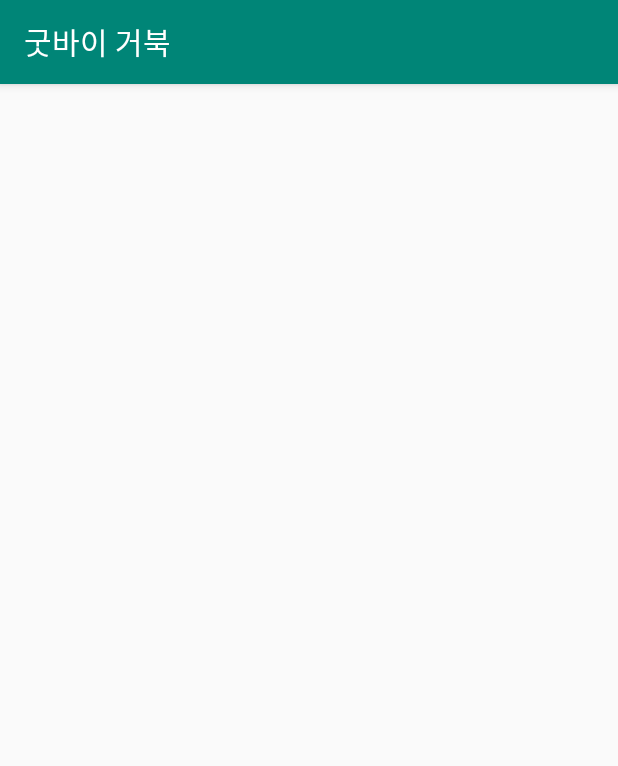
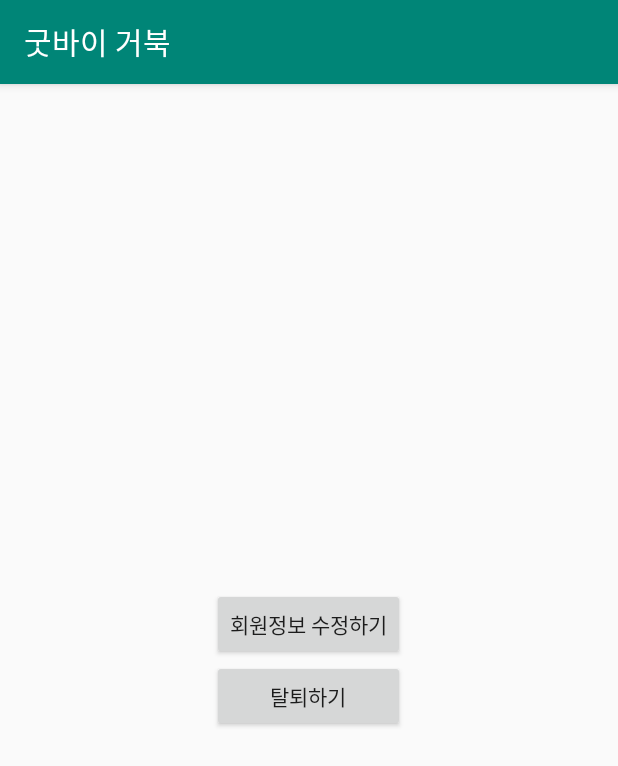
Before and after one commit to xxoxoung/turtleneck, an Android app: the MainActivity screen opened directly, with no data from a screen before it, in the side drawer, after a tap on "설정", on a phone screen of 412 x 824 dp. Shown: the top 766 px of the screen. Run offline under Robolectric (Android 15) with nearby library versions, the phone set to English and light mode, and no system bars; 3 statements that could not run were skipped.

Commit message:
기타 메뉴 페이지 화면 이동 추가

```diff
--- /dev/null
+++ b/turtleon-sso/TurtleNeck/app/src/main/java/com/example/turtleneck/SettingActivity.java
@@ -0,0 +1,31 @@
+package com.example.turtleneck;
+
+import android.content.Intent;
+import android.os.Bundle;
+import android.support.v7.app.AppCompatActivity;
+import android.view.View;
+import android.widget.Button;
+
+public class SettingActivity extends AppCompatActivity {
+    Button mdButton;
+    Button osButton;
+
+    protected void onCreate(Bundle savedInstanceState) {
+        super.onCreate(savedInstanceState);
+        setContentView(R.layout.activity_setting);
+
+        mdButton = (Button) findViewById(R.id.ModiSignBtn);
+        osButton = (Button) findViewById(R.id.OutBtn);
+    }
+
+    // ModifySignActivity 로 이동
+    public void ModiSign (View view) {
+        Intent intent1 = new Intent(this, ModifySignActivity.class);
+        startActivity(intent1);
+    }
+
+    // 회원 탈퇴 진행
+    public void OutSite (View view) {
+        // 나중에 채워넣기
+    }
+}
--- /dev/null
+++ b/turtleon-sso/TurtleNeck/app/src/main/res/layout/activity_setting.xml
@@ -0,0 +1,32 @@
+<?xml version="1.0" encoding="utf-8"?>
+<RelativeLayout xmlns:android="http://schemas.android.com/apk/res/android"
+    android:layout_width="match_parent"
+    android:layout_height="match_parent"
+    xmlns:tools="http://schemas.android.com/tools"
+    tools:context=".SettingActivity">
+    <TableLayout
+        android:layout_width="wrap_content"
+        android:layout_height="wrap_content"
+        android:layout_centerInParent="true" >
+
+        <TableRow>
+            <Button
+                android:id="@+id/ModiSignBtn"
+                android:layout_width="wrap_content"
+                android:layout_height="wrap_content"
+                android:layout_centerInParent="true"
+                android:text="회원정보 수정하기"
+                android:onClick="ModiSign"/>
+        </TableRow>
+
+        <TableRow>
+            <Button
+                android:id="@+id/OutBtn"
+                android:layout_width="wrap_content"
+                android:layout_height="wrap_content"
+                android:layout_centerInParent="true"
+                android:text="탈퇴하기"
+                android:onClick="OutSite"/>
+        </TableRow>
+    </TableLayout>
+</RelativeLayout>
--- a/turtleon-sso/TurtleNeck/app/src/main/res/menu/activity_main_drawer.xml
+++ b/turtleon-sso/TurtleNeck/app/src/main/res/menu/activity_main_drawer.xml
@@ -15,10 +15,6 @@
             android:icon="@drawable/ic_menu_gallery"
             android:title="진단 확인" />
         <item
-            android:id="@+id/nav_ModifySign"
-            android:icon="@drawable/ic_menu_manage"
-            android:title="회원 정보 수정" />
-        <item
             android:id="@+id/nav_Board"
             android:icon="@drawable/ic_menu_slideshow"
             android:title="게시글 관리" />
@@ -31,10 +27,6 @@
     <item android:title="Communicate">
         <menu>
             <item
-                android:id="@+id/nav_Send"
-                android:icon="@drawable/ic_menu_share"
-                android:title="오류보내기" />
-            <item
                 android:id="@+id/nav_FAQ"
                 android:icon="@drawable/ic_menu_send"
                 android:title="고객센터" />
```
Also changed, not shown: turtleon-sso/TurtleNeck/app/src/main/AndroidManifest.xml (+8 -0 lines), turtleon-sso/TurtleNeck/app/src/main/java/com/example/turtleneck/BoardActivity.java (added, +11 -0 lines), turtleon-sso/TurtleNeck/app/src/main/java/com/example/turtleneck/DjangoApi.java (+2 -11 lines), turtleon-sso/TurtleNeck/app/src/main/java/com/example/turtleneck/FAQActivity.java (added, +11 -0 lines), turtleon-sso/TurtleNeck/app/src/main/java/com/example/turtleneck/MainActivity.java (+6 -9 lines), turtleon-sso/TurtleNeck/app/src/main/java/com/example/turtleneck/YoutubeFragment.java (deleted, +0 -45 lines), turtleon-sso/TurtleNeck/app/src/main/res/layout/activity_board.xml (added, +7 -0 lines), turtleon-sso/TurtleNeck/app/src/main/res/layout/activity_faq.xml (added, +19 -0 lines), turtleon-sso/TurtleNeck/app/src/main/res/layout/activity_login.xml (+2 -14 lines).
